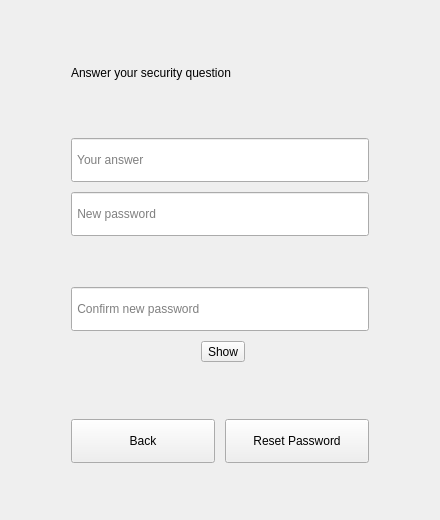
First picture: the form in ui/reset_password_window.ui, repository imndllnuri/students-attendance-app, before the edit.
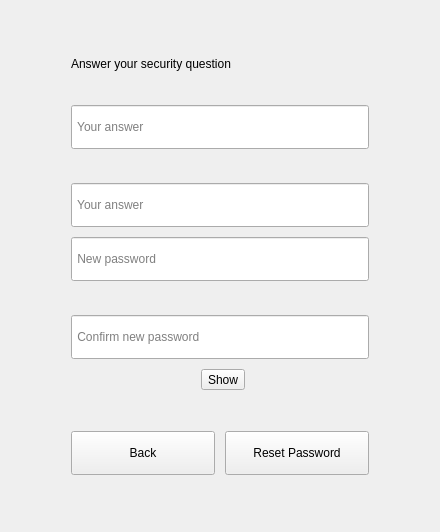
Second picture: the form after the edit. The open tabs and pages were chosen to show the change.

Commit message:
#6: Multiple security questions (pick 2 of 3)
Claude-Session: https://claude.ai/code/session_01WkguXLodip65sTYi6cfzfG

What changed in the file:
```diff
--- a/ui/reset_password_window.ui
+++ b/ui/reset_password_window.ui
@@ -120,6 +120,19 @@
                  <property name="placeholderText"><string> Your answer</string></property>
                 </widget>
                </item>
+               <item>
+                <widget class="QLabel" name="security_question_2_lbl">
+                 <property name="text"><string/></property>
+                 <property name="wordWrap"><bool>true</bool></property>
+                 <property name="styleSheet"><string notr="true">font-weight: 600; color: #0F172A;</string></property>
+                </widget>
+               </item>
+               <item>
+                <widget class="QLineEdit" name="answer_2_le">
+                 <property name="minimumSize"><size><width>0</width><height>44</height></size></property>
+                 <property name="placeholderText"><string> Your answer</string></property>
+                </widget>
+               </item>
                <item>
                 <widget class="QLineEdit" name="new_password_le">
                  <property name="minimumSize"><size><width>0</width><height>44</height></size></property>
```
The commit also changes 18 other files.
